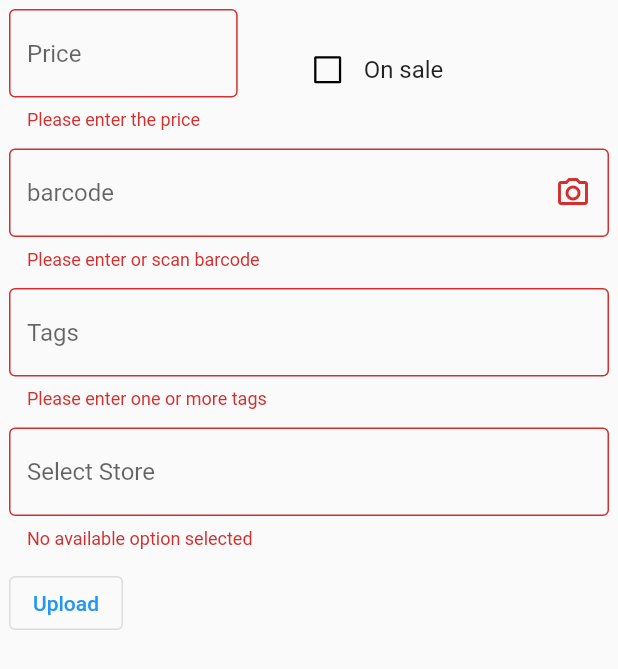
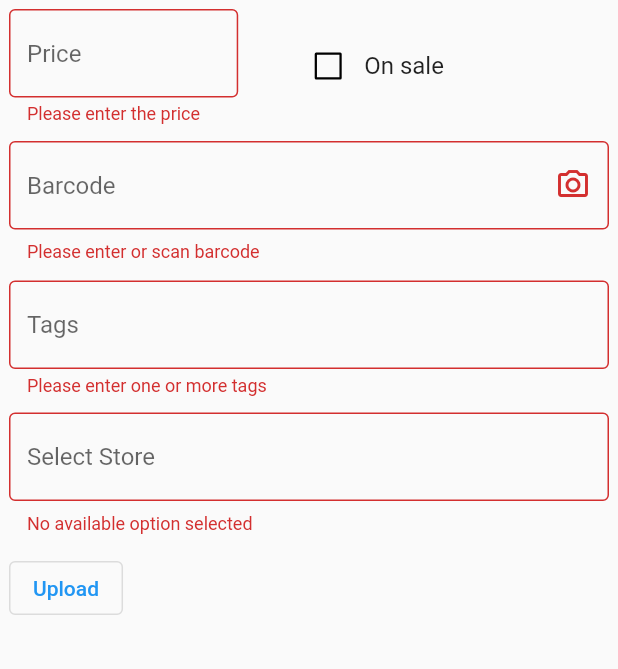
Before and after one commit to lmoyle1989/crowd_sourced_shopping_app, a Flutter app: the UploadScreen widget shown alone on an empty page, opened directly, after a tap on "Upload", on a phone screen of 412 x 824 dp. Shown: the top 669 px of the screen. Run offline on Flutter 3.47's test engine with Material 2 defaults, Android fonts, the phone set to English and light mode, and no system bars; our stand-ins replace cloud_firestore, email_validator, firebase_core, location, shared_preferences; missing offline and left inert: flutter_barcode_scanner; accounts and stored records are empty.

Commit message:
refactored text_form_field.dart

```diff
--- a/flutter/lib/components/text_form_field.dart
+++ b/flutter/lib/components/text_form_field.dart
@@ -1,6 +1,6 @@
 import 'package:flutter/material.dart';
 
-class TextFieldWidget extends StatelessWidget {
+class CrowdFormField extends StatelessWidget {
   final TextEditingController controller;
   final String fieldText;
   final double? errorHeight;
@@ -8,8 +8,10 @@
   final bool? isObscure;
   final TextInputType? keyboardType;
   final double? contWidth;
+  final TextAlign? textAlignment;
+  final bool? autocorrect;
 
-  const TextFieldWidget({
+  const CrowdFormField({
     Key? key,
     required this.controller,
     required this.fieldText,
@@ -17,7 +19,9 @@
     this.errorHeight,
     this.isObscure,
     this.keyboardType,
-    this.contWidth
+    this.contWidth,
+    this.textAlignment,
+    this.autocorrect
   }) : super(key: key);
 
   @override
@@ -25,18 +29,17 @@
     return Center(
       child:
       Container(
-        padding: const EdgeInsets.all(5),
+        padding: const EdgeInsets.all(6),
         width: MediaQuery.of(context).size.width * (contWidth ?? 0.75),
         child: TextFormField(
           controller: controller,
           obscureText: isObscure ?? false,
-          textAlign: TextAlign.center,
+          textAlign: textAlignment ?? TextAlign.center,
           enableSuggestions: false,
-          autocorrect: false,
+          autocorrect: autocorrect ?? false,
           decoration: InputDecoration(
             border: const OutlineInputBorder(),
             hintText: fieldText,
-            isDense: true,
             errorStyle: TextStyle(height: errorHeight ?? 0.75)
           ),
           validator: validator,
--- a/flutter/lib/screens/login_screen.dart
+++ b/flutter/lib/screens/login_screen.dart
@@ -25,13 +25,13 @@
             mainAxisAlignment: MainAxisAlignment.center,
             crossAxisAlignment: CrossAxisAlignment.center,
             children: <Widget>[
-              TextFieldWidget(
+              CrowdFormField(
                 controller: _email,
                 fieldText: 'Email',
                 validator: emailValidate,
                 keyboardType: TextInputType.emailAddress,
               ),
-              TextFieldWidget(
+              CrowdFormField(
                 controller: _password,
                 fieldText: 'Password',
                 validator: passwordValidate,
--- a/flutter/lib/screens/upload_screen.dart
+++ b/flutter/lib/screens/upload_screen.dart
@@ -1,7 +1,7 @@
 import 'package:flutter/material.dart';
 import 'package:flutter/services.dart';
 import 'package:flutter_barcode_scanner/flutter_barcode_scanner.dart';
-//import '/components/text_form_field.dart';
+import '/components/text_form_field.dart';
 
 class UploadScreen extends StatefulWidget {
   const UploadScreen({Key? key}) : super(key: key);
@@ -12,13 +12,15 @@
 
 class _UploadScreenState extends State<UploadScreen> {
   final _formKey = GlobalKey<FormState>();
+  final TextEditingController _price = TextEditingController();
+  final TextEditingController _barcode = TextEditingController();
+  final TextEditingController _tags= TextEditingController();
   bool isChecked = false;
   final List<Map<String, String>> _storeOptions = [
     {"name": "safeway", "address": "1234"},
     {"name": "vons", "address": '9876'}
   ];
   String? autocompleteSelection;
-  String? selectedBardcode;
 
   @override
   Widget build(BuildContext context) {
@@ -31,16 +33,14 @@
           Row(
             mainAxisAlignment: MainAxisAlignment.start,
             children: [
-                  Flexible(
-                      child: Padding(
-                          padding: const EdgeInsets.all(6),
-                          child: TextFormField(
-                            decoration: const InputDecoration(
-                                hintText: 'Price',
-                                border: OutlineInputBorder()),
+              CrowdFormField(
+                controller: _price,
+                fieldText: 'Price',
                 validator: priceValidate,
+                contWidth: 0.4,
                 keyboardType: TextInputType.number,
-                          ))),
+                textAlignment: TextAlign.left,
+              ),
               const SizedBox(width: 30),
               Flexible(
                 child: Checkbox(
@@ -67,24 +67,28 @@
                 child: Padding(
                   padding: const EdgeInsets.all(6),
                   child: TextFormField(
+                    controller: _barcode,
                     decoration: InputDecoration(
-                                  hintText: 'barcode',
+                      hintText: 'Barcode',
                       border: const OutlineInputBorder(),
                       suffixIcon: IconButton(
                         onPressed: scanBarcode,
                         icon: const Icon(
                             Icons.camera_alt_outlined))),
-                              validator: barcodeValidate))),
+                    validator: barcodeValidate
+                  )
+                )
+              ),
             ],
           ),
-              Flexible(
-                  child: Padding(
-                      padding: const EdgeInsets.all(6),
-                      child: TextFormField(
-                        decoration: const InputDecoration(
-                            hintText: 'Tags', border: OutlineInputBorder()),
+          CrowdFormField(
+            controller: _tags,
+            fieldText: 'Tags',
             validator: tagsValidate,
-                      ))),
+            textAlignment: TextAlign.left,
+            contWidth: 1.0,
+            autocorrect: true,
+          ),
           Flexible(
             child: Padding(
               padding: const EdgeInsets.all(6), child: getStores())),
@@ -98,7 +102,9 @@
                   _formKey.currentState!.validate();
                 },
               ))),
-            ]));
+        ]
+      )
+    );
   }
 
   Future<void> scanBarcode() async {
@@ -113,7 +119,7 @@
 
     if (!mounted) return;
     setState(() {
-      selectedBardcode = barcode;
+      _barcode.text = barcode;
     });
   }
 
```
Also changed, not shown: flutter/lib/screens/register_screen.dart (+7 -6 lines). Lines whose indentation alone changed are shown as unchanged.
